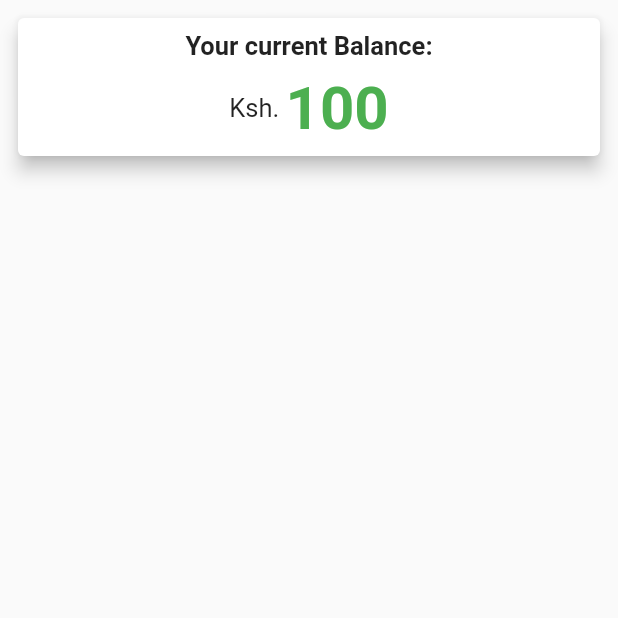
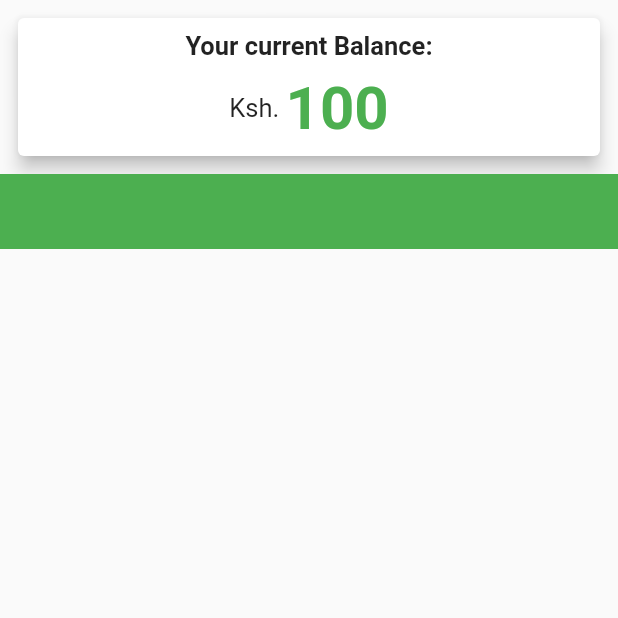
Before and after one commit to RonnyK36/bid-palour, a Flutter app: the ActiveBids screen opened directly, on a phone screen of 412 x 824 dp, the top half of it. Run offline on Flutter 3.47's test engine with Material 2 defaults, Android fonts, the light colour scheme and no system bars; our stand-ins replace carousel_slider, cloud_firestore, country_code_picker, firebase_auth, fluttertoast, get and 1 more; missing offline and left inert: flutterwave; accounts and stored records are empty.

```diff
--- a/lib/pages/active_bids.dart
+++ b/lib/pages/active_bids.dart
@@ -53,6 +53,11 @@ class _ActiveBidsState extends State<ActiveBids> {
               ),
             ),
           ),
+          Container(
+            height: 50,
+            width: double.infinity,
+            color: Colors.green,
+          ),
         ],
       ),
     );
```
Also changed, not shown: lib/pages/authentication.dart (+9 -7 lines).
